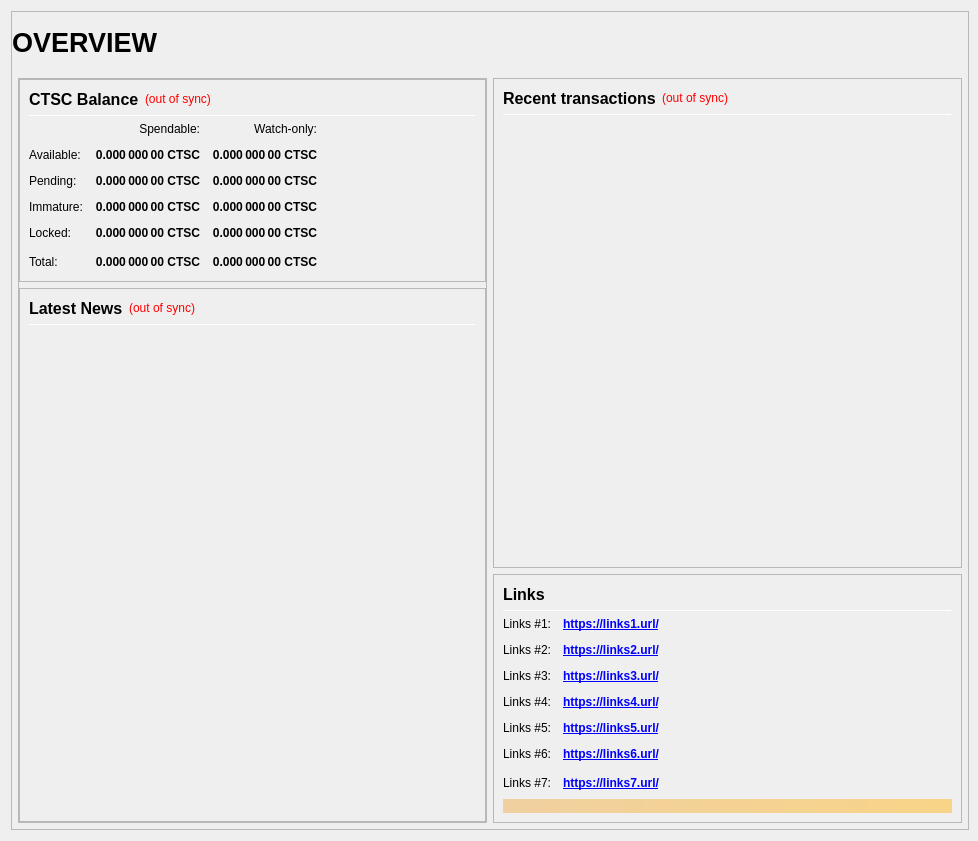
Before: the Qt Designer form src/qt/forms/overviewpage.ui in ctscoin/ctsc-core-v3, drawn with Qt 5.
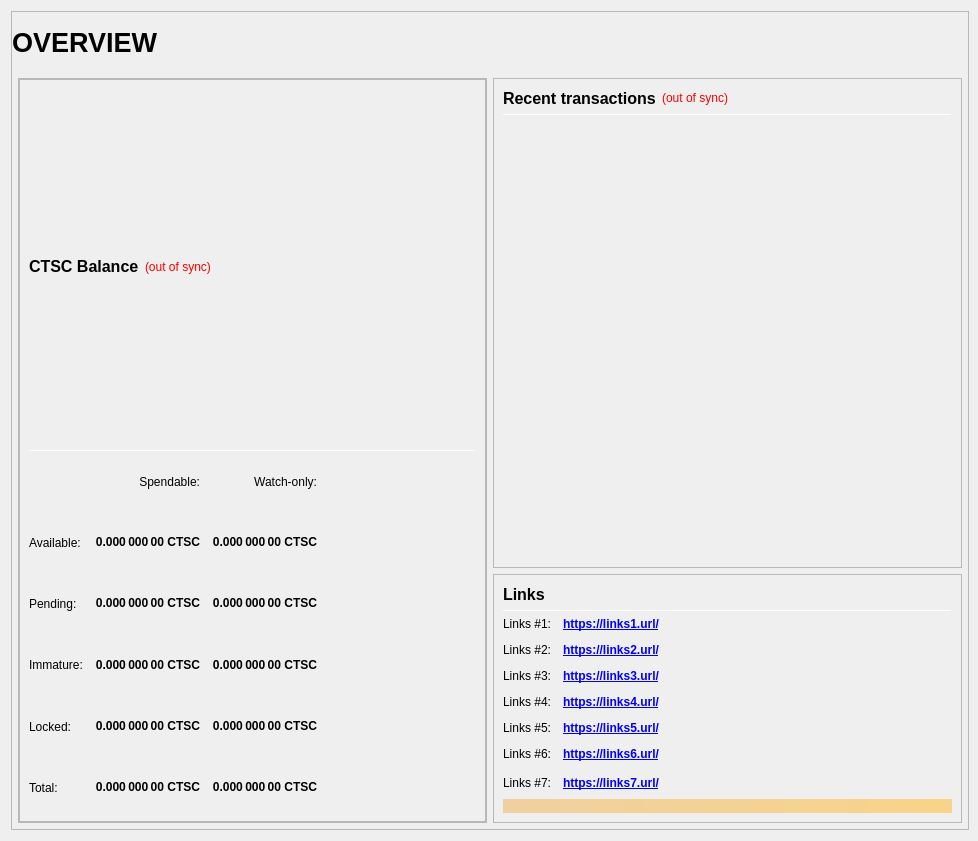
After: the same form once the commit is applied.

```diff
--- a/src/qt/forms/overviewpage.ui
+++ b/src/qt/forms/overviewpage.ui
@@ -637,142 +637,6 @@
                     </layout>
                    </widget>
                   </item>
-                  <item>
-                   <widget class="QFrame" name="frame_News">
-                    <property name="minimumSize">
-                     <size>
-                      <width>0</width>
-                      <height>0</height>
-                     </size>
-                    </property>
-                    <property name="frameShape">
-                     <enum>QFrame::StyledPanel</enum>
-                    </property>
-                    <property name="frameShadow">
-                     <enum>QFrame::Raised</enum>
-                    </property>
-                    <layout class="QVBoxLayout" name="verticalLayout_3" stretch="0,0,0">
-                     <item>
-                      <layout class="QHBoxLayout" name="horizontalLayout_News">
-                       <item>
-                        <widget class="QLabel" name="labelNews">
-                         <property name="minimumSize">
-                          <size>
-                           <width>0</width>
-                           <height>20</height>
-                          </size>
-                         </property>
-                         <property name="font">
-                          <font>
-                           <pointsize>12</pointsize>
-                           <weight>75</weight>
-                           <bold>true</bold>
-                          </font>
-                         </property>
-                         <property name="text">
-                          <string>Latest News</string>
-                         </property>
-                        </widget>
-                       </item>
-                       <item>
-                        <widget class="QLabel" name="labelNewsStatus">
-                         <property name="cursor">
-                          <cursorShape>WhatsThisCursor</cursorShape>
-                         </property>
-                         <property name="toolTip">
-                          <string>The displayed information may be out of date. Your wallet automatically synchronizes with the CTSC network after a connection is established, but this process has not completed yet.</string>
-                         </property>
-                         <property name="styleSheet">
-                          <string notr="true">QLabel { color: red; }</string>
-                         </property>
-                         <property name="text">
-                          <string notr="true">(out of sync)</string>
-                         </property>
-                         <property name="alignment">
-                          <set>Qt::AlignRight|Qt::AlignTrailing|Qt::AlignVCenter</set>
-                         </property>
-                        </widget>
-                       </item>
-                       <item>
-                        <spacer name="horizontalSpacer_Balance_3">
-                         <property name="orientation">
-                          <enum>Qt::Horizontal</enum>
-                         </property>
-                         <property name="sizeHint" stdset="0">
-                          <size>
-                           <width>40</width>
-                           <height>20</height>
-                          </size>
-                         </property>
-                        </spacer>
-                       </item>
-                      </layout>
-                     </item>
-                     <item>
-                      <widget class="Line" name="line_News">
-                       <property name="minimumSize">
-                        <size>
-                         <width>0</width>
-                         <height>1</height>
-                        </size>
-                       </property>
-                       <property name="maximumSize">
-                        <size>
-                         <width>16777215</width>
-                         <height>1</height>
-                        </size>
-                       </property>
-                       <property name="orientation">
-                        <enum>Qt::Horizontal</enum>
-                       </property>
-                      </widget>
-                     </item>
-                     <item>
-                      <widget class="QListWidget" name="listNews">
-                       <property name="sizePolicy">
-                        <sizepolicy hsizetype="Expanding" vsizetype="Expanding">
-                         <horstretch>0</horstretch>
-                         <verstretch>0</verstretch>
-                        </sizepolicy>
-                       </property>
-                       <property name="minimumSize">
-                        <size>
-                         <width>0</width>
-                         <height>0</height>
-                        </size>
-                       </property>
-                       <property name="sizeIncrement">
-                        <size>
-                         <width>0</width>
-                         <height>0</height>
-                        </size>
-                       </property>
-                       <property name="styleSheet">
-                        <string notr="true">QListView { background: transparent; }</string>
-                       </property>
-                       <property name="frameShape">
-                        <enum>QFrame::NoFrame</enum>
-                       </property>
-                       <property name="verticalScrollBarPolicy">
-                        <enum>Qt::ScrollBarAsNeeded</enum>
-                       </property>
-                       <property name="horizontalScrollBarPolicy">
-                        <enum>Qt::ScrollBarAsNeeded</enum>
-                       </property>
-                       <property name="selectionMode">
-                        <enum>QAbstractItemView::NoSelection</enum>
-                       </property>
-                       <property name="selectionBehavior">
-                        <enum>QAbstractItemView::SelectRows</enum>
-                       </property>
-                       <property name="verticalScrollMode">
-                        <enum>QAbstractItemView::ScrollPerItem</enum>
-                       </property>
-                      </widget>
-                     </item>
-                    </layout>
-                   </widget>
-                  </item>
                  </layout>
                 </widget>
                </item>
```
